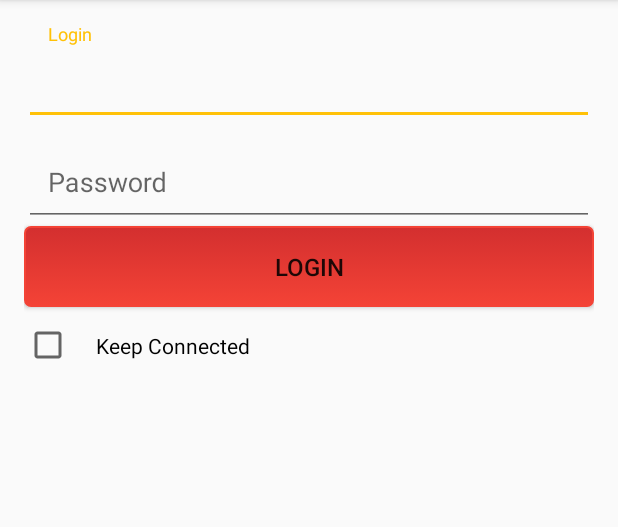
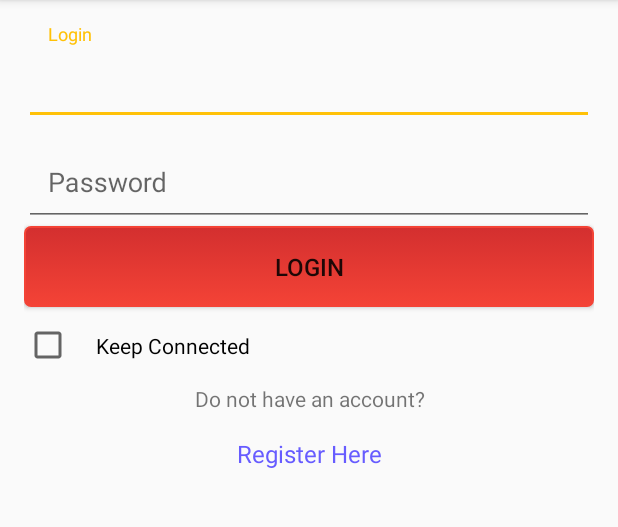
Before and after one commit to douglasaraujo2/MyLunchTime, an Android app: the screen it shows after launch (LoginActivity), on a phone screen of 412 x 824 dp, the part 84-611 px from its top. Run offline under Robolectric (Android 15) with nearby library versions, the light colour scheme and no system bars; libraries missing offline, so code that uses them is left out: com.facebook.stetho; 1 statement that could not run was skipped.

Commit message:
Ajustes tela de login

```diff
--- a/app/src/main/res/layout/activity_login.xml
+++ b/app/src/main/res/layout/activity_login.xml
@@ -42,4 +42,17 @@
         android:layout_height="wrap_content"
         android:padding="@dimen/padding_padrao"
         android:text="@string/keep_connected" />
+
+    <TextView
+        android:layout_width="match_parent"
+        android:layout_height="wrap_content"
+        android:gravity="center"
+        android:text="@string/txt_dont_have" />
+
+    <TextView
+        style="@style/clickableElement"
+        android:layout_width="match_parent"
+        android:layout_height="wrap_content"
+        android:clickable="true"
+        android:text="@string/txt_register" />
 </LinearLayout>
--- a/app/src/main/res/values/colors.xml
+++ b/app/src/main/res/values/colors.xml
@@ -9,4 +9,5 @@
     <color name="icons">#FFFFFF</color>
     <color name="divider">#BDBDBD</color>
     <color name="background_splash">#FFF</color>
+    <color name="clickable">#675cff</color>
 </resources>
--- a/app/src/main/res/values/strings.xml
+++ b/app/src/main/res/values/strings.xml
@@ -8,4 +8,6 @@
     <string name="login">Login</string>
     <string name="pass">Password</string>
     <string name="keep_connected">Keep Connected</string>
+    <string name="txt_register">Register Here</string>
+    <string name="txt_dont_have">Do not have an account?</string>
 </resources>
--- a/app/src/main/res/values/styles.xml
+++ b/app/src/main/res/values/styles.xml
@@ -40,4 +40,11 @@
         <item name="android:padding">@dimen/padding_padrao</item>
     </style>
 
+    <style name="clickableElement">
+        <item name="android:textColor">@color/clickable</item>
+        <item name="android:gravity">center</item>
+        <item name="android:padding">@dimen/padding_padrao</item>
+        <item name="android:textSize">@dimen/botao_tamanho_texto</item>
+    </style>
+
 </resources>
```
